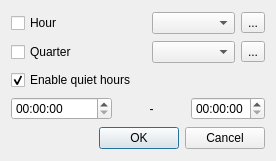
Before: the Qt Designer form plugins/chime/gui/settings_dialog.ui in Kolcha/DigitalClock4, drawn with Qt 5.
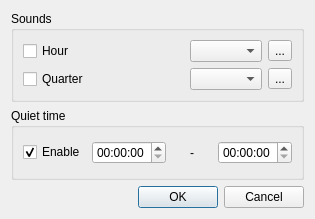
After: the same form once the commit is applied. Icons and pictures are not drawn.

Commit message:
chime: redesigned settings dialog
branch : plugins

Diff of the .ui file:
```diff
--- a/plugins/chime/gui/settings_dialog.ui
+++ b/plugins/chime/gui/settings_dialog.ui
@@ -6,8 +6,8 @@
    <rect>
     <x>0</x>
     <y>0</y>
-    <width>276</width>
-    <height>161</height>
+    <width>315</width>
+    <height>219</height>
    </rect>
   </property>
   <property name="windowTitle">
@@ -16,7 +16,13 @@
   <property name="modal">
    <bool>true</bool>
   </property>
-  <layout class="QGridLayout" name="gridLayout">
+  <layout class="QVBoxLayout" name="dialog_layout">
+   <item>
+    <widget class="QGroupBox" name="sounds_group">
+     <property name="title">
+      <string>Sounds</string>
+     </property>
+     <layout class="QGridLayout" name="sounds_layout">
    <item row="0" column="0">
     <widget class="QCheckBox" name="hour_enabled_cb">
      <property name="text">
@@ -24,7 +30,7 @@
      </property>
     </widget>
    </item>
-   <item row="0" column="1" colspan="2">
+      <item row="0" column="1">
     <spacer name="hour_spacer">
      <property name="orientation">
       <enum>Qt::Horizontal</enum>
@@ -37,10 +43,10 @@
      </property>
     </spacer>
    </item>
-   <item row="0" column="3" colspan="2">
+      <item row="0" column="2">
     <widget class="QComboBox" name="hour_count_box"/>
    </item>
-   <item row="0" column="5">
+      <item row="0" column="3">
     <widget class="QToolButton" name="hour_sound_btn">
      <property name="text">
       <string notr="true">...</string>
@@ -58,7 +64,7 @@
      </property>
     </widget>
    </item>
-   <item row="1" column="1" colspan="2">
+      <item row="1" column="1">
     <spacer name="quarter_spacer">
      <property name="orientation">
       <enum>Qt::Horizontal</enum>
@@ -71,10 +77,10 @@
      </property>
     </spacer>
    </item>
-   <item row="1" column="3" colspan="2">
+      <item row="1" column="2">
     <widget class="QComboBox" name="quarter_count_box"/>
    </item>
-   <item row="1" column="5">
+      <item row="1" column="3">
     <widget class="QToolButton" name="quarter_sound_btn">
      <property name="text">
       <string notr="true">...</string>
@@ -85,20 +91,29 @@
      </property>
     </widget>
    </item>
-   <item row="2" column="0" colspan="6">
+     </layout>
+    </widget>
+   </item>
+   <item>
+    <widget class="QGroupBox" name="quiet_time_group">
+     <property name="title">
+      <string>Quiet time</string>
+     </property>
+     <layout class="QHBoxLayout" name="quiet_time_layout">
+      <item>
     <widget class="QCheckBox" name="quiet_hours_enabled">
      <property name="text">
-      <string>Enable quiet hours</string>
+         <string>Enable</string>
      </property>
      <property name="checked">
       <bool>true</bool>
      </property>
     </widget>
    </item>
-   <item row="3" column="0" colspan="2">
+      <item>
     <widget class="QTimeEdit" name="q_time_start"/>
    </item>
-   <item row="3" column="2" colspan="2">
+      <item>
     <widget class="QLabel" name="label">
      <property name="text">
       <string notr="true">-</string>
@@ -108,10 +123,13 @@
      </property>
     </widget>
    </item>
-   <item row="3" column="4" colspan="2">
+      <item>
     <widget class="QTimeEdit" name="q_time_end"/>
    </item>
-   <item row="4" column="0" colspan="6">
+     </layout>
+    </widget>
+   </item>
+   <item>
     <widget class="QDialogButtonBox" name="buttonBox">
      <property name="orientation">
       <enum>Qt::Horizontal</enum>
```
Left out of the diff: 56 changed lines with no effect on the pictures. Lines whose indentation alone changed are shown as unchanged. The commit also changes 2 other files.
